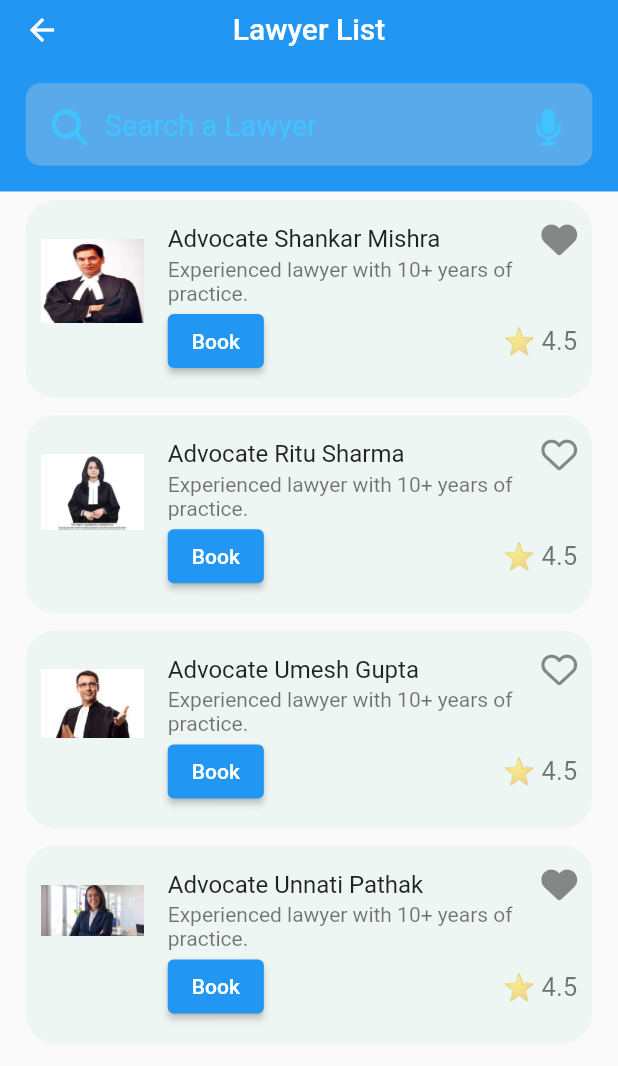
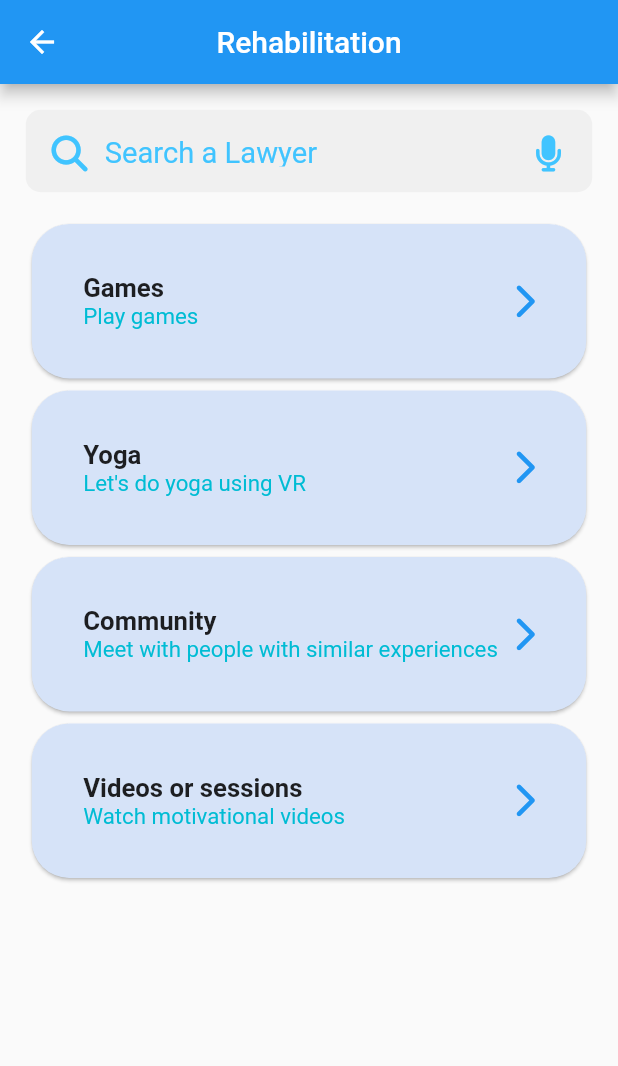
Before and after one commit to ShahnawazDev/nyay, a Flutter app: the HomePage screen opened directly, after a tap on "Rehabilitation", on a phone screen of 412 x 824 dp. Shown: the top 1066 px of the screen. Run offline on Flutter 3.47's test engine with Material 2 defaults, Android fonts, the phone set to English and light mode, and no system bars; our stand-ins replace flutter_native_splash, flutter_screenutil, font_awesome_flutter, google_nav_bar, introduction_screen.

Commit message:
added rehabilitation page

```diff
--- a/lib/pages/home_page.dart
+++ b/lib/pages/home_page.dart
@@ -4,6 +4,7 @@ import 'package:font_awesome_flutter/font_awesome_flutter.dart';
 import 'package:nyay/components/recent_lawyer_card.dart';
 import 'package:nyay/components/my_search_bar.dart';
 import 'package:nyay/pages/lawyer_list_page.dart';
+import 'package:nyay/pages/rehabilitation_page.dart';
 
 class HomePage extends StatefulWidget {
   const HomePage({super.key});
@@ -217,7 +218,7 @@ class CategoriesCard extends StatelessWidget {
     0: LawyerListPage(),
     1: LawyerListPage(),
     2: LawyerListPage(),
-    3: LawyerListPage(),
+    3: const RehabilitationPage(),
     // Add more categories and corresponding pages here
   };
 
--- /dev/null
+++ b/lib/pages/rehabilitation_page.dart
@@ -0,0 +1,83 @@
+import 'package:flutter/material.dart';
+import 'package:flutter_screenutil/flutter_screenutil.dart';
+import 'package:font_awesome_flutter/font_awesome_flutter.dart';
+import 'package:nyay/components/my_search_bar.dart';
+
+class RehabilitationPage extends StatelessWidget {
+  const RehabilitationPage({super.key});
+
+  @override
+  Widget build(BuildContext context) {
+    return Scaffold(
+        appBar: AppBar(
+          title: const Text('Rehabilitation'),
+          centerTitle: true,
+        ),
+        body: const Column(
+          children: [
+            MySearchBar(),
+            RehabilitationActivityCard(title: "Games",description: "Play games",),
+            RehabilitationActivityCard(title: "Yoga",description: "Let's do yoga using VR",),
+            RehabilitationActivityCard(title: "Community",description: "Meet with people with similar experiences",),
+            RehabilitationActivityCard(title: "Videos or sessions",description: "Watch motivational videos",),
+
+          ],
+        ));
+  }
+}
+
+class RehabilitationActivityCard extends StatelessWidget {
+  const RehabilitationActivityCard({
+    super.key,
+    required this.title,
+    required this.description,
+  });
+  final String title;
+  final String description;
+
+  @override
+  Widget build(BuildContext context) {
+    return Padding(
+      padding: EdgeInsets.symmetric(horizontal: 15.w),
+      child: Card(
+        // color: Colors.white10,
+        color:const Color.fromRGBO(214,227,248, 1),
+        shape: RoundedRectangleBorder(
+          borderRadius: BorderRadius.circular(25.0),
+        ),
+        child: Container(
+            margin: EdgeInsets.symmetric(horizontal: 15.w),
+            padding: EdgeInsets.symmetric(horizontal: 15.w,vertical: 15.w),
+            height: 90.w,
+
+            child: Row(
+              mainAxisAlignment: MainAxisAlignment.spaceBetween,
+              children: [
+                Column(
+                  mainAxisAlignment: MainAxisAlignment.center,
+                  crossAxisAlignment: CrossAxisAlignment.start,
+                  children: [
+                    Text(
+                      title,
+                      style: TextStyle(
+                        fontSize: 15.w,
+                        fontWeight: FontWeight.bold,
+                      ),
+                    ),
+                    Text(
+                      description,
+                      style: TextStyle(
+                          fontSize: 13.w, color: Colors.cyan),
+                    )
+                  ],
+                ),
+                FaIcon(
+                  FontAwesomeIcons.chevronRight,
+                  color: Colors.blue,
+                )
+              ],
+            )),
+      ),
+    );
+  }
+}
```
